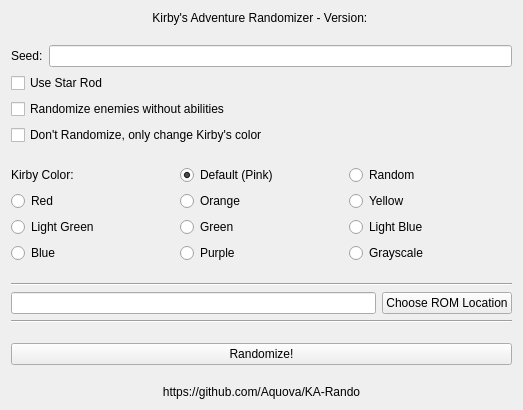
aquova/KA-Rando, file Qt-Layout/mainwindow.ui: the form before one commit.
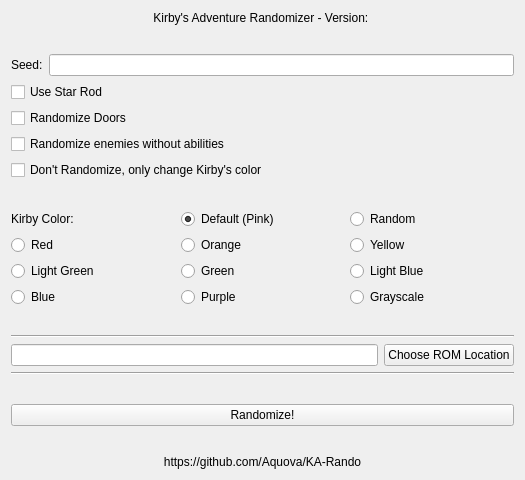
The form after the commit.

Commit message: Can now randomize the whole first world

The edit to the form file:
```diff
--- a/Qt-Layout/mainwindow.ui
+++ b/Qt-Layout/mainwindow.ui
@@ -6,8 +6,8 @@
    <rect>
     <x>0</x>
     <y>0</y>
-    <width>523</width>
-    <height>410</height>
+    <width>525</width>
+    <height>480</height>
    </rect>
   </property>
   <property name="windowTitle">
@@ -59,6 +59,13 @@
       </property>
      </widget>
     </item>
+    <item>
+     <widget class="QCheckBox" name="doorCheck">
+      <property name="text">
+       <string>Randomize Doors</string>
+      </property>
+     </widget>
+    </item>
     <item>
      <widget class="QCheckBox" name="noAbilityCheck">
       <property name="toolTip">
```
The commit also changes 4 other files.
